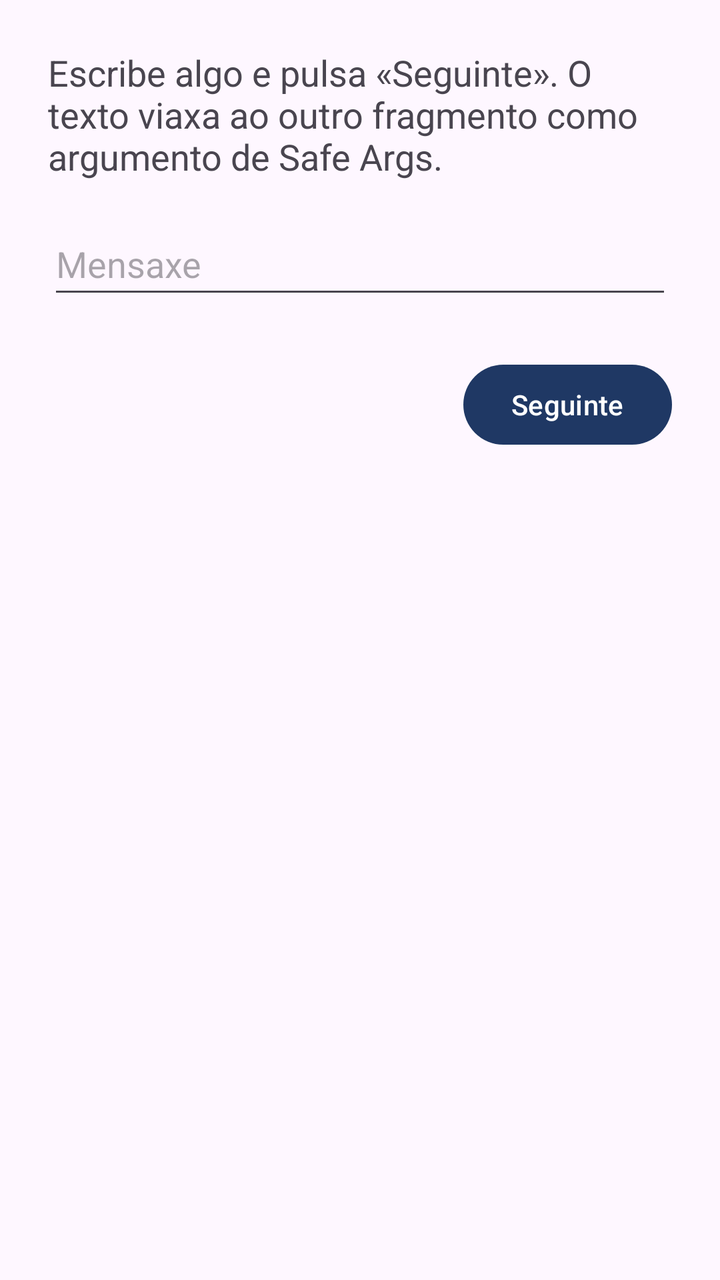
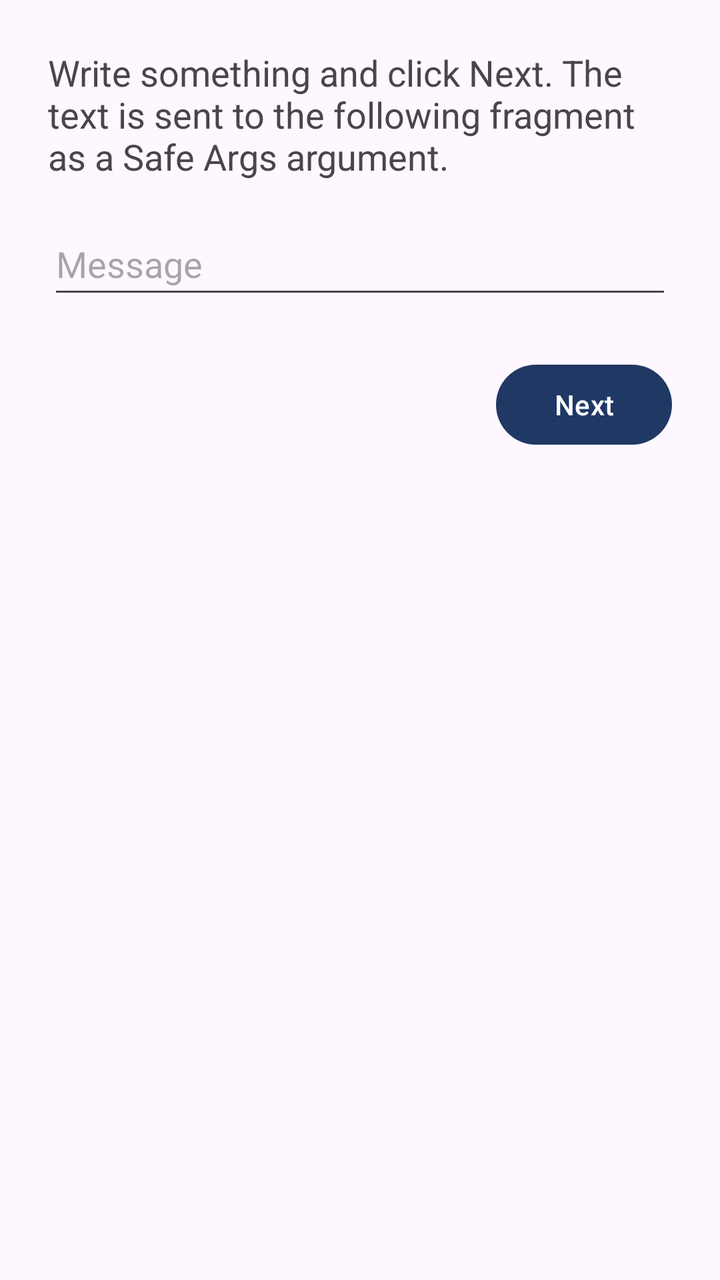

Compare the two renders of this Android layout. The source of the first and the diff that turns it into the second are given below.
<!-- AndroidManifest.xml: application theme Theme.Plantilla -->
<!-- res/layout/fragment_initial.xml -->
<?xml version="1.0" encoding="utf-8"?>
<androidx.constraintlayout.widget.ConstraintLayout xmlns:android="http://schemas.android.com/apk/res/android"
	xmlns:app="http://schemas.android.com/apk/res-auto"
	xmlns:tools="http://schemas.android.com/tools"
	android:layout_width="match_parent"
	android:layout_height="match_parent"
	android:padding="24dp"
	tools:context=".InitialFragment">
	
	<TextView
		android:id="@+id/text_instructions"
		android:layout_width="0dp"
		android:layout_height="wrap_content"
		android:text="@string/instrucions"
		android:textSize="18sp"
		app:layout_constraintEnd_toEndOf="parent"
		app:layout_constraintStart_toStartOf="parent"
		app:layout_constraintTop_toTopOf="parent" />
	
	<EditText
		android:id="@+id/edit_message"
		android:layout_width="0dp"
		android:layout_height="wrap_content"
		android:layout_marginTop="16dp"
		android:hint="@string/pista_mensaxe"
		android:importantForAutofill="no"
		android:inputType="text"
		android:minHeight="48dp"
		app:layout_constraintEnd_toEndOf="parent"
		app:layout_constraintStart_toStartOf="parent"
		app:layout_constraintTop_toBottomOf="@id/text_instructions" />
	
	<Button
		android:id="@+id/button_next"
		android:layout_width="wrap_content"
		android:layout_height="wrap_content"
		android:layout_marginTop="24dp"
		android:text="@string/seguinte"
		app:layout_constraintEnd_toEndOf="parent"
		app:layout_constraintTop_toBottomOf="@id/edit_message" />

</androidx.constraintlayout.widget.ConstraintLayout>
<!-- resources referenced by this layout -->
<resources>
  <string name="instrucions">Escribe algo e pulsa «Seguinte». O texto viaxa ao outro fragmento como argumento de Safe Args.</string>
  <string name="pista_mensaxe">Mensaxe</string>
  <string name="seguinte">Seguinte</string>
  <style name="Theme.Plantilla" parent="Base.Theme.Plantilla" />
  <style name="Base.Theme.Plantilla" parent="Theme.Material3.DayNight.NoActionBar">
  		<item name="colorPrimary">@color/primary</item>
  		<item name="colorOnPrimary">@color/white</item>
  		<item name="colorSecondary">@color/secondary</item>
  	</style>
  <color name="primary">#FF1F3864</color>
  <color name="white">#FFFFFFFF</color>
  <color name="secondary">#FF4F81BD</color>
</resources>

<!-- the commit's change to res/layout/fragment_initial.xml (unified diff, before → after) -->
@@ -11,7 +11,7 @@
 		android:id="@+id/text_instructions"
 		android:layout_width="0dp"
 		android:layout_height="wrap_content"
-		android:text="@string/instrucions"
+		android:text="@string/instructions"
 		android:textSize="18sp"
 		app:layout_constraintEnd_toEndOf="parent"
 		app:layout_constraintStart_toStartOf="parent"
@@ -22,7 +22,7 @@
 		android:layout_width="0dp"
 		android:layout_height="wrap_content"
 		android:layout_marginTop="16dp"
-		android:hint="@string/pista_mensaxe"
+		android:hint="@string/hint_message"
 		android:importantForAutofill="no"
 		android:inputType="text"
 		android:minHeight="48dp"
@@ -35,7 +35,7 @@
 		android:layout_width="wrap_content"
 		android:layout_height="wrap_content"
 		android:layout_marginTop="24dp"
-		android:text="@string/seguinte"
+		android:text="@string/action_next"
 		app:layout_constraintEnd_toEndOf="parent"
 		app:layout_constraintTop_toBottomOf="@id/edit_message" />
 
<!-- resource entries referenced after the edit -->
@@ -1,8 +1,8 @@
 <!-- resources referenced by this layout -->
 <resources>
-  <string name="instrucions">Escribe algo e pulsa «Seguinte». O texto viaxa ao outro fragmento como argumento de Safe Args.</string>
-  <string name="pista_mensaxe">Mensaxe</string>
-  <string name="seguinte">Seguinte</string>
+  <string name="action_next">Next</string>
+  <string name="hint_message">Message</string>
+  <string name="instructions">Write something and click "Next". The text is sent to the following fragment as a Safe Args argument.</string>
   <style name="Theme.Plantilla" parent="Base.Theme.Plantilla" />
   <style name="Base.Theme.Plantilla" parent="Theme.Material3.DayNight.NoActionBar">
   		<item name="colorPrimary">@color/primary</item>
